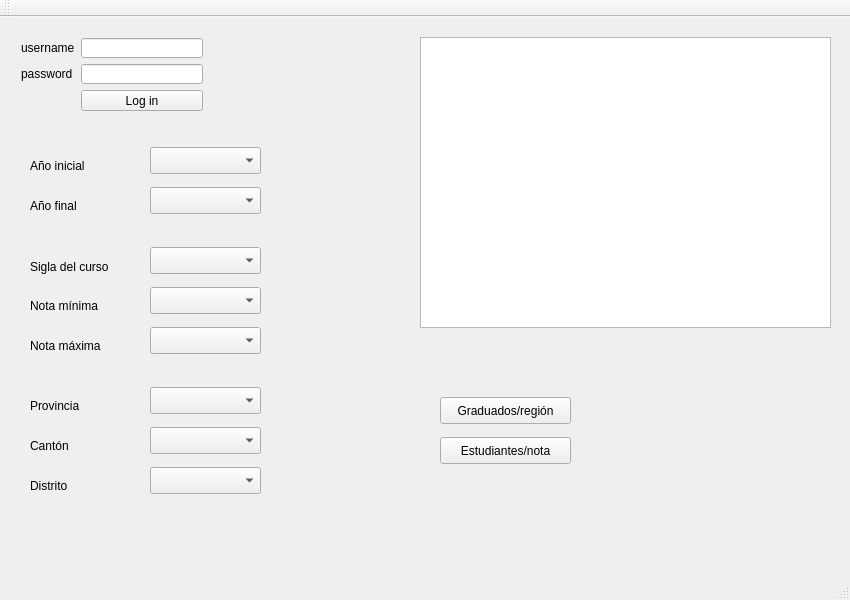
Old version of the form mainwindow.ui in the repository oretnom/proy1_lochi.
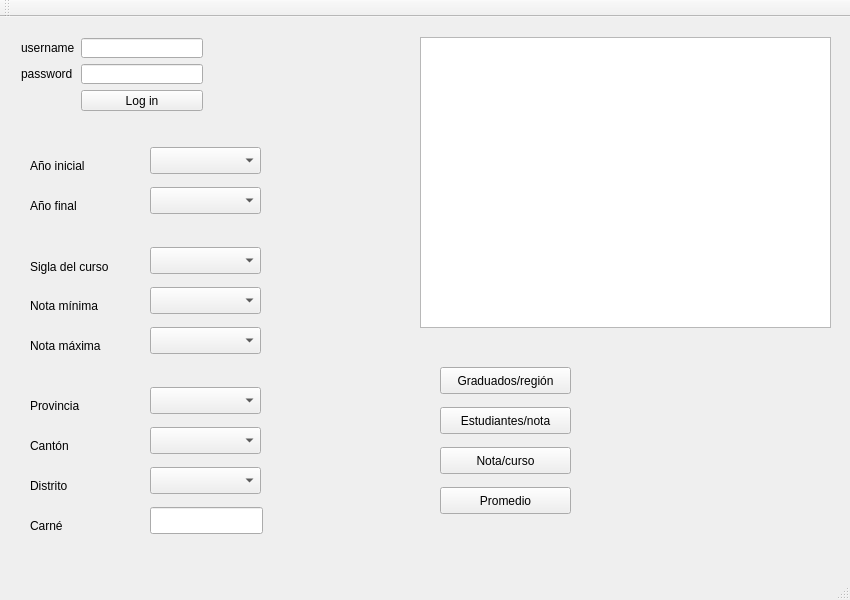
New version of the form.

Diff of the .ui file:
```diff
--- a/mainwindow.ui
+++ b/mainwindow.ui
@@ -66,7 +66,7 @@
     <property name="geometry">
      <rect>
       <x>440</x>
-      <y>380</y>
+      <y>350</y>
       <width>131</width>
       <height>27</height>
      </rect>
@@ -79,7 +79,7 @@
     <property name="geometry">
      <rect>
       <x>440</x>
-      <y>420</y>
+      <y>390</y>
       <width>131</width>
       <height>27</height>
      </rect>
@@ -295,6 +295,55 @@
      </item>
     </layout>
    </widget>
+   <widget class="QPushButton" name="pushButton">
+    <property name="geometry">
+     <rect>
+      <x>440</x>
+      <y>430</y>
+      <width>131</width>
+      <height>27</height>
+     </rect>
+    </property>
+    <property name="text">
+     <string>Nota/curso</string>
+    </property>
+   </widget>
+   <widget class="QPushButton" name="pushButton_2">
+    <property name="geometry">
+     <rect>
+      <x>440</x>
+      <y>470</y>
+      <width>131</width>
+      <height>27</height>
+     </rect>
+    </property>
+    <property name="text">
+     <string>Promedio</string>
+    </property>
+   </widget>
+   <widget class="QLineEdit" name="edit_carne">
+    <property name="geometry">
+     <rect>
+      <x>150</x>
+      <y>490</y>
+      <width>113</width>
+      <height>27</height>
+     </rect>
+    </property>
+   </widget>
+   <widget class="QLabel" name="label_carne">
+    <property name="geometry">
+     <rect>
+      <x>30</x>
+      <y>500</y>
+      <width>66</width>
+      <height>17</height>
+     </rect>
+    </property>
+    <property name="text">
+     <string>Carné</string>
+    </property>
+   </widget>
   </widget>
   <widget class="QToolBar" name="mainToolBar">
    <attribute name="toolBarArea">
```
Left out of the diff: 62 changed lines with no effect on the pictures.
